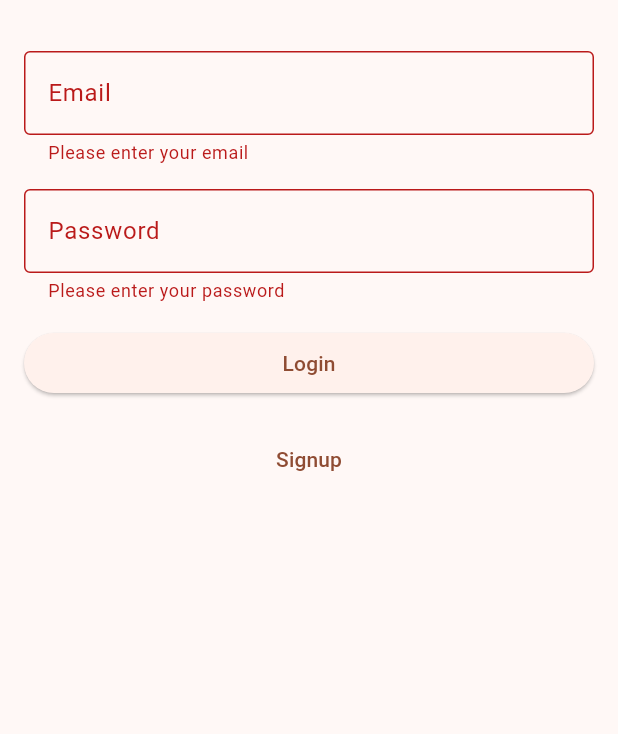
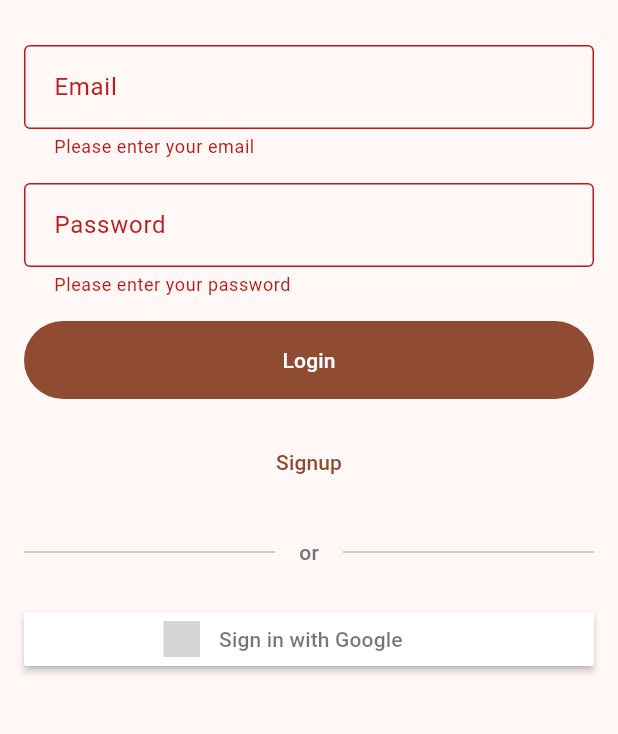
Before and after one commit to K-AMeus/flea-map, a Flutter app: the screen it shows after launch, after a tap on "Login", on a phone screen of 412 x 824 dp, the part 63-797 px from its top. Run offline on Flutter 3.47's test engine with Material 3 defaults, Android fonts, the light colour scheme and no system bars; drawn by our look-alikes of sign_in_button; our stand-ins replace flutter_dotenv, google_maps_flutter, google_sign_in, supabase_flutter; accounts and stored records are empty; statements that could not run were skipped; grey boxes are pictures that could not be loaded.

Commit message:
add sign in with google

```diff
--- a/mobile/lib/features/auth/auth_wrapper.dart
+++ b/mobile/lib/features/auth/auth_wrapper.dart
@@ -3,9 +3,29 @@ import 'package:supabase_flutter/supabase_flutter.dart';
 import 'supabase/supabase_client.dart';
 import 'login/login_screen.dart';
 import '../navigation/navbar.dart';
+import '../map/services/shop_service.dart';
+import '../map/services/favorite_service.dart';
 
-class AuthWrapper extends StatelessWidget {
+class AuthWrapper extends StatefulWidget {
   const AuthWrapper({super.key});
+
+  @override
+  State<AuthWrapper> createState() => _AuthWrapperState();
+}
+
+class _AuthWrapperState extends State<AuthWrapper> {
+  Session? _previousSession;
+
+  void _handleAuthStateChange(AuthState authState) {
+    final currentSession = authState.session;
+
+    if (_previousSession != null && currentSession == null) {
+      ShopService().invalidateCache();
+      FavoriteService().invalidateCache();
+    }
+
+    _previousSession = currentSession;
+  }
 
   @override
   Widget build(BuildContext context) {
@@ -16,6 +36,10 @@ class AuthWrapper extends StatelessWidget {
           return const Scaffold(
             body: Center(child: CircularProgressIndicator()),
           );
+        }
+
+        if (snapshot.hasData) {
+          _handleAuthStateChange(snapshot.data!);
         }
 
         final session = snapshot.hasData ? snapshot.data!.session : null;
--- a/mobile/lib/features/auth/login/login_screen.dart
+++ b/mobile/lib/features/auth/login/login_screen.dart
@@ -1,4 +1,10 @@
+import 'dart:io';
+
 import 'package:flutter/material.dart';
+import 'package:flutter_dotenv/flutter_dotenv.dart';
+import 'package:google_sign_in/google_sign_in.dart';
+import 'package:sign_in_button/sign_in_button.dart';
+import 'package:supabase_flutter/supabase_flutter.dart';
 import '../supabase/supabase_client.dart';
 
 class LoginScreen extends StatefulWidget {
@@ -11,6 +17,7 @@ class LoginScreen extends StatefulWidget {
 class _LoginScreenState extends State<LoginScreen> {
   final _formKey = GlobalKey<FormState>();
   bool _loading = false;
+  bool _googleLoading = false;
   final _emailController = TextEditingController();
   final _passwordController = TextEditingController();
 
@@ -35,6 +42,66 @@ class _LoginScreenState extends State<LoginScreen> {
     return null;
   }
 
+  Future<void> _signInWithGoogle() async {
+    setState(() {
+      _googleLoading = true;
+    });
+
+    final scaffoldMessenger = ScaffoldMessenger.of(context);
+
+    try {
+      final webClientId = dotenv.env['GOOGLE_WEB_CLIENT_ID'];
+      final iosClientId = dotenv.env['GOOGLE_IOS_CLIENT_ID'];
+
+      if (webClientId == null || webClientId.isEmpty) {
+        throw Exception('GOOGLE_WEB_CLIENT_ID has not been set');
+      }
+
+      await GoogleSignIn.instance.initialize(
+        clientId: Platform.isIOS ? iosClientId : null,
+        serverClientId: webClientId,
+      );
+
+      final googleUser = await GoogleSignIn.instance.authenticate();
+      final idToken = googleUser.authentication.idToken;
+
+      if (idToken == null) {
+        throw Exception('No ID token found');
+      }
+
+      await supabase.auth.signInWithIdToken(
+        provider: OAuthProvider.google,
+        idToken: idToken,
+      );
+    } on GoogleSignInException catch (e) {
+      if (e.code == GoogleSignInExceptionCode.canceled) {
+        setState(() {
+          _googleLoading = false;
+        });
+        return;
+      }
+      scaffoldMessenger.showSnackBar(
+        SnackBar(
+          content: Text('Google sign-in failed. Please try again.'),
+          backgroundColor: Colors.red,
+        ),
+      );
+      setState(() {
+        _googleLoading = false;
+      });
+    } catch (e) {
+      scaffoldMessenger.showSnackBar(
+        SnackBar(
+          content: Text('Google sign-in failed. Please try again.'),
+          backgroundColor: Colors.red,
+        ),
+      );
+      setState(() {
+        _googleLoading = false;
+      });
+    }
+  }
+
   @override
   void dispose() {
     _emailController.dispose();
@@ -49,7 +116,7 @@ class _LoginScreenState extends State<LoginScreen> {
         : Form(
             key: _formKey,
             child: ListView(
-              padding: const EdgeInsets.symmetric(horizontal: 16, vertical: 20),
+              padding: const EdgeInsets.all(16.0),
               children: [
                 TextFormField(
                   keyboardType: TextInputType.emailAddress,
@@ -57,9 +124,13 @@ class _LoginScreenState extends State<LoginScreen> {
                   decoration: const InputDecoration(
                     label: Text('Email'),
                     border: OutlineInputBorder(),
+                    contentPadding: EdgeInsets.symmetric(
+                      horizontal: 16,
+                      vertical: 16,
+                    ),
                   ),
                   validator: _emailValidator,
-                  autovalidateMode: AutovalidateMode.onUserInteraction,
+                  autovalidateMode: AutovalidateMode.disabled,
                 ),
                 const SizedBox(height: 16),
                 TextFormField(
@@ -68,12 +139,16 @@ class _LoginScreenState extends State<LoginScreen> {
                   decoration: const InputDecoration(
                     label: Text('Password'),
                     border: OutlineInputBorder(),
+                    contentPadding: EdgeInsets.symmetric(
+                      horizontal: 16,
+                      vertical: 16,
+                    ),
                   ),
                   validator: _passwordValidator,
-                  autovalidateMode: AutovalidateMode.onUserInteraction,
+                  autovalidateMode: AutovalidateMode.disabled,
                 ),
                 const SizedBox(height: 16),
-                ElevatedButton(
+                FilledButton(
                   onPressed: () async {
                     if (!_formKey.currentState!.validate()) return;
 
@@ -92,7 +167,9 @@ class _LoginScreenState extends State<LoginScreen> {
                     } catch (e) {
                       scaffoldMessenger.showSnackBar(
                         const SnackBar(
-                          content: Text('Login failed'),
+                          content: Text(
+                            'Something went wrong. Please try again.',
+                          ),
                           backgroundColor: Colors.red,
                         ),
                       );
@@ -101,6 +178,12 @@ class _LoginScreenState extends State<LoginScreen> {
                       });
                     }
                   },
+                  style: FilledButton.styleFrom(
+                    padding: const EdgeInsets.symmetric(
+                      horizontal: 16,
+                      vertical: 16,
+                    ),
+                  ),
                   child: const Text('Login'),
                 ),
                 const SizedBox(height: 16),
@@ -123,7 +206,9 @@ class _LoginScreenState extends State<LoginScreen> {
                     } catch (e) {
                       scaffoldMessenger.showSnackBar(
                         const SnackBar(
-                          content: Text('Signup failed'),
+                          content: Text(
+                            'Something went wrong. Please try again.',
+                          ),
                           backgroundColor: Colors.red,
                         ),
                       );
@@ -132,8 +217,49 @@ class _LoginScreenState extends State<LoginScreen> {
                       });
                     }
                   },
+                  style: TextButton.styleFrom(
+                    padding: const EdgeInsets.symmetric(
+                      horizontal: 16,
+                      vertical: 16,
+                    ),
+                  ),
                   child: const Text('Signup'),
                 ),
+                const SizedBox(height: 24),
+                Row(
+                  children: [
+                    Expanded(
+                      child: Divider(color: Colors.grey.shade400, thickness: 1),
+                    ),
+                    Padding(
+                      padding: const EdgeInsets.symmetric(horizontal: 16),
+                      child: Text(
+                        'or',
+                        style: TextStyle(
+                          color: Colors.grey.shade600,
+                          fontSize: 14,
+                          fontWeight: FontWeight.w500,
+                        ),
+                      ),
+                    ),
+                    Expanded(
+                      child: Divider(color: Colors.grey.shade400, thickness: 1),
+                    ),
+                  ],
+                ),
+                const SizedBox(height: 24),
+                _googleLoading
+                    ? const Center(
+                        child: SizedBox(
+                          height: 24,
+                          width: 24,
+                          child: CircularProgressIndicator(strokeWidth: 2),
+                        ),
+                      )
+                    : SignInButton(
+                        Buttons.google,
+                        onPressed: _signInWithGoogle,
+                      ),
               ],
             ),
           );
--- a/mobile/lib/features/auth/supabase/supabase_client.dart
+++ b/mobile/lib/features/auth/supabase/supabase_client.dart
@@ -8,10 +8,10 @@ Future<void> initializeSupabase() async {
   final anonKey = dotenv.env['SUPABASE_ANON_KEY'];
 
   if (url == null || url.isEmpty) {
-    throw StateError('SUPABASE_URL is not set in .env file');
+    throw StateError('SUPABASE_URL has not been set');
   }
   if (anonKey == null || anonKey.isEmpty) {
-    throw StateError('SUPABASE_ANON_KEY is not set in .env file');
+    throw StateError('SUPABASE_ANON_KEY has not been set');
   }
 
   await Supabase.initialize(url: url, anonKey: anonKey);
--- a/mobile/pubspec.yaml
+++ b/mobile/pubspec.yaml
@@ -12,6 +12,8 @@ dependencies:
   supabase_flutter: ^2.10.3
   flutter_dotenv: ^6.0.0
   google_maps_flutter: ^2.14.0
+  google_sign_in: ^7.2.0
+  sign_in_button: ^4.0.1
 
 dev_dependencies:
   flutter_test:
```
Also changed, not shown: mobile/pubspec.lock, 2 other files.
